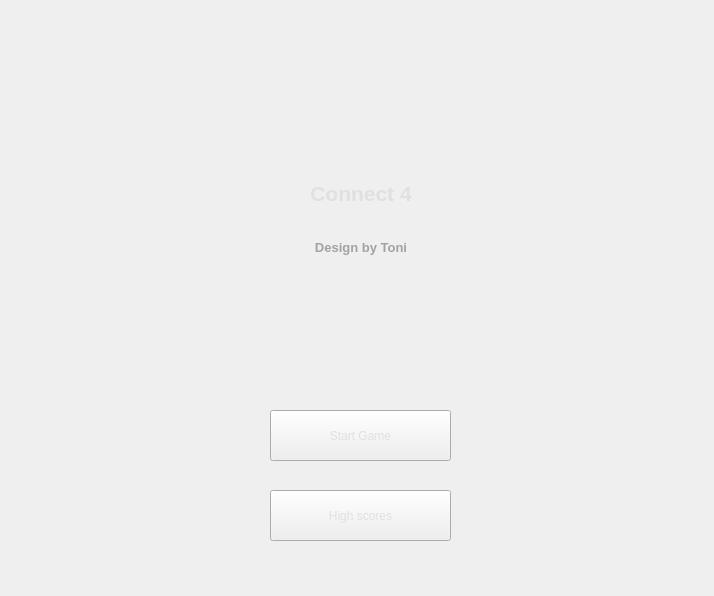
Old version of the form gameengine.ui in the repository TONI7008/Connect4.
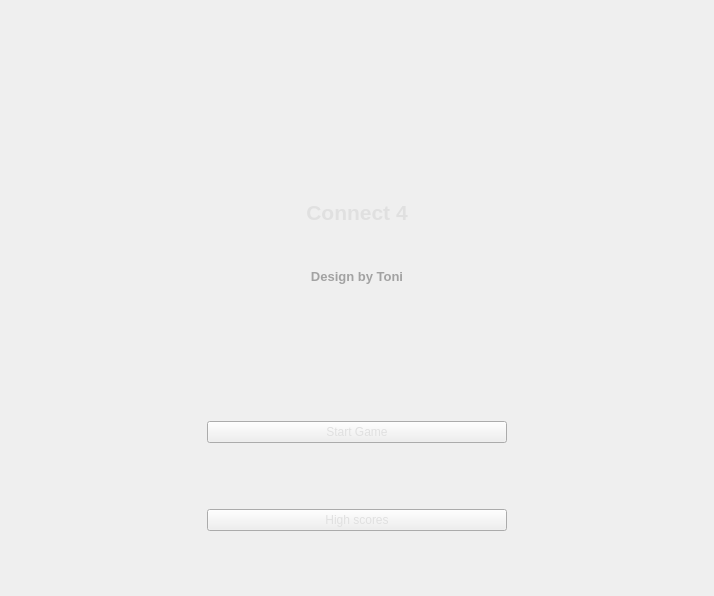
New version of the form. The open tabs and pages were chosen to show the change. Custom widgets are drawn as their Qt base class.

Commit message: adding logo frame animation

```diff
--- a/gameengine.ui
+++ b/gameengine.ui
@@ -12,7 +12,7 @@
   </property>
   <property name="minimumSize">
    <size>
-    <width>714</width>
+    <width>700</width>
     <height>596</height>
    </size>
   </property>
@@ -84,40 +84,24 @@
       <number>1</number>
      </property>
      <widget class="QWidget" name="home">
+      <layout class="QGridLayout" name="gridLayout_8">
+       <property name="verticalSpacing">
+        <number>10</number>
+       </property>
+       <item row="3" column="0">
       <widget class="QPushButton" name="highscoreButton">
-       <property name="geometry">
-        <rect>
-         <x>270</x>
-         <y>490</y>
-         <width>181</width>
-         <height>51</height>
-        </rect>
-       </property>
        <property name="text">
         <string>High scores</string>
        </property>
       </widget>
-      <widget class="QPushButton" name="startgameButton">
-       <property name="geometry">
-        <rect>
-         <x>270</x>
-         <y>410</y>
-         <width>181</width>
-         <height>51</height>
-        </rect>
-       </property>
-       <property name="text">
-        <string>Start Game</string>
-       </property>
-      </widget>
-      <widget class="TFrame" name="frame_3">
-       <property name="geometry">
-        <rect>
-         <x>230</x>
-         <y>50</y>
-         <width>261</width>
-         <height>231</height>
-        </rect>
+       </item>
+       <item row="0" column="0">
+        <widget class="TFrame" name="logoFrame">
+         <property name="maximumSize">
+          <size>
+           <width>300</width>
+           <height>250</height>
+          </size>
        </property>
        <property name="frameShape">
         <enum>QFrame::Shape::StyledPanel</enum>
@@ -256,6 +240,31 @@
         </item>
        </layout>
       </widget>
+       </item>
+       <item row="2" column="0">
+        <widget class="QPushButton" name="startgameButton">
+         <property name="text">
+          <string>Start Game</string>
+         </property>
+        </widget>
+       </item>
+       <item row="1" column="0">
+        <spacer name="verticalSpacer_3">
+         <property name="orientation">
+          <enum>Qt::Orientation::Vertical</enum>
+         </property>
+         <property name="sizeType">
+          <enum>QSizePolicy::Policy::Minimum</enum>
+         </property>
+         <property name="sizeHint" stdset="0">
+          <size>
+           <width>20</width>
+           <height>40</height>
+          </size>
+         </property>
+        </spacer>
+       </item>
+      </layout>
      </widget>
      <widget class="QWidget" name="winnerPage">
       <layout class="QGridLayout" name="gridLayout_7">
```
Left out of the diff: 8 changed lines with no effect on the pictures. Lines whose indentation alone changed are shown as unchanged. The commit also changes 8 other files.
